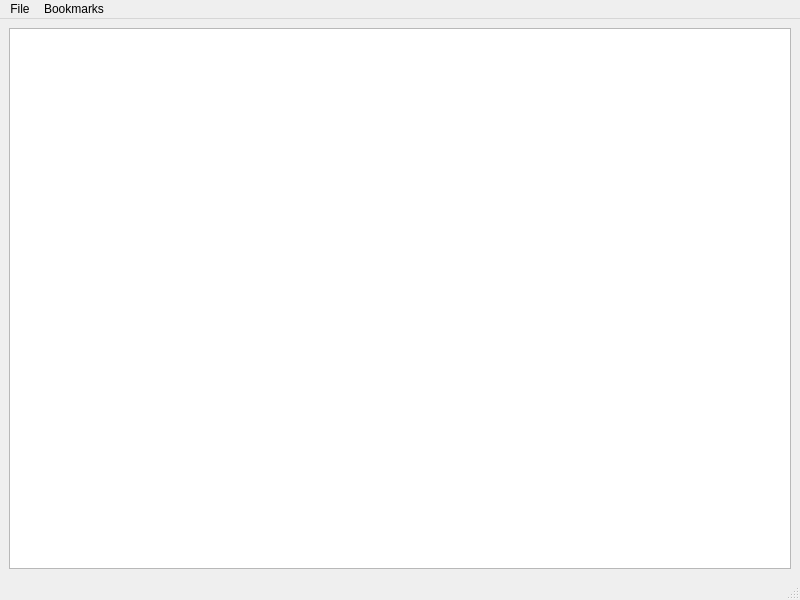
Qt form main.ui (jonahmajumder/bookmarker) before a commit.
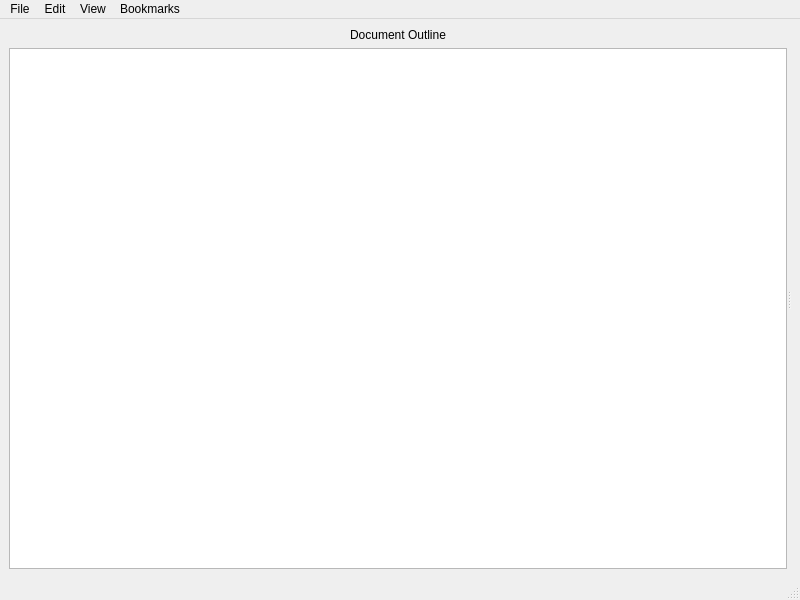
The same form after that commit.

```diff
--- a/main.ui
+++ b/main.ui
@@ -14,9 +14,30 @@
    <string>MainWindow</string>
   </property>
   <widget class="QWidget" name="centralwidget">
-   <layout class="QHBoxLayout" name="horizontalLayout_2">
+   <layout class="QVBoxLayout" name="verticalLayout_3">
     <item>
-     <layout class="QHBoxLayout" name="hLayout" stretch="0">
+     <widget class="QSplitter" name="splitter">
+      <property name="orientation">
+       <enum>Qt::Horizontal</enum>
+      </property>
+      <widget class="QWidget" name="verticalLayoutWidget">
+       <layout class="QVBoxLayout" name="outlineLayout">
+        <item>
+         <widget class="QLabel" name="outlineLabel">
+          <property name="frameShape">
+           <enum>QFrame::NoFrame</enum>
+          </property>
+          <property name="text">
+           <string>Document Outline</string>
+          </property>
+          <property name="alignment">
+           <set>Qt::AlignCenter</set>
+          </property>
+          <property name="margin">
+           <number>1</number>
+          </property>
+         </widget>
+        </item>
       <item>
        <widget class="QTreeView" name="treeView">
         <property name="sizePolicy">
@@ -31,6 +52,11 @@
        </widget>
       </item>
      </layout>
+      </widget>
+      <widget class="QWidget" name="verticalLayoutWidget_2">
+       <layout class="QVBoxLayout" name="documentLayout"/>
+      </widget>
+     </widget>
     </item>
    </layout>
   </widget>
@@ -59,8 +85,26 @@
     </property>
     <addaction name="actionNewBookmark"/>
     <addaction name="actionClearBookmarks"/>
+    <addaction name="separator"/>
+    <addaction name="actionImportBookmarks"/>
+    <addaction name="actionExportBookmarks"/>
+   </widget>
+   <widget class="QMenu" name="menuEdit">
+    <property name="title">
+     <string>Edit</string>
+    </property>
+    <addaction name="actionFind"/>
+   </widget>
+   <widget class="QMenu" name="menuView">
+    <property name="title">
+     <string>View</string>
+    </property>
+    <addaction name="actionShowOutline"/>
+    <addaction name="separator"/>
    </widget>
    <addaction name="menuFile"/>
+   <addaction name="menuEdit"/>
+   <addaction name="menuView"/>
    <addaction name="menuBookmark"/>
   </widget>
   <widget class="QStatusBar" name="statusbar"/>
```
Left out of the diff: 47 changed lines with no effect on the pictures. Lines whose indentation alone changed are shown as unchanged.
